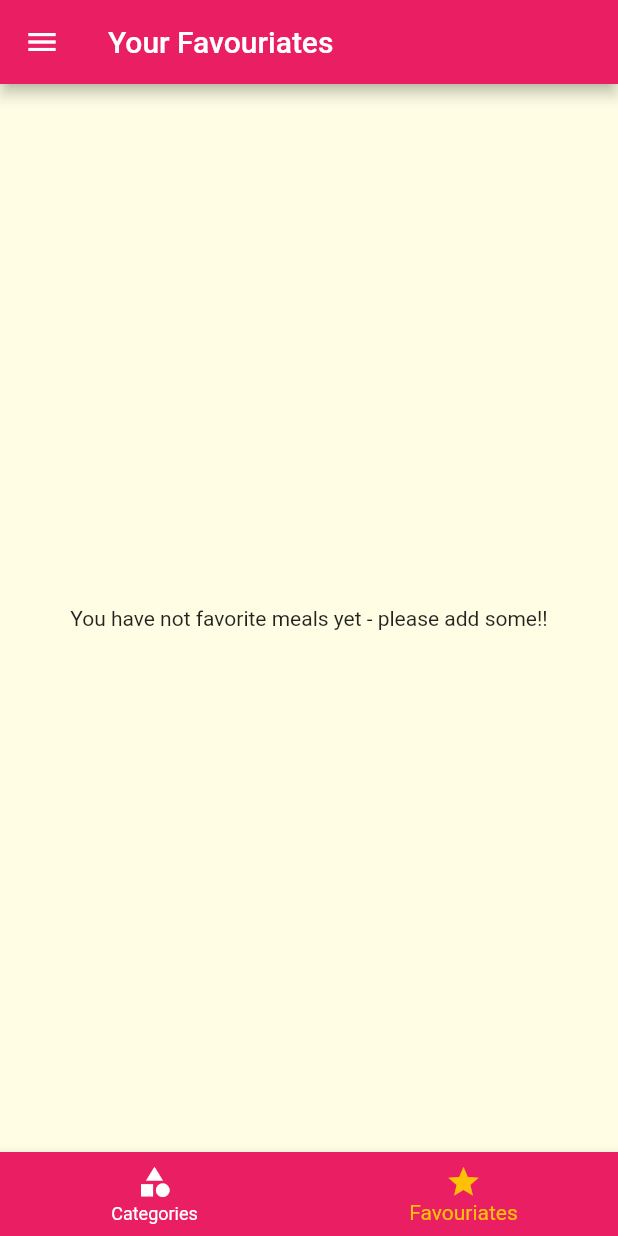
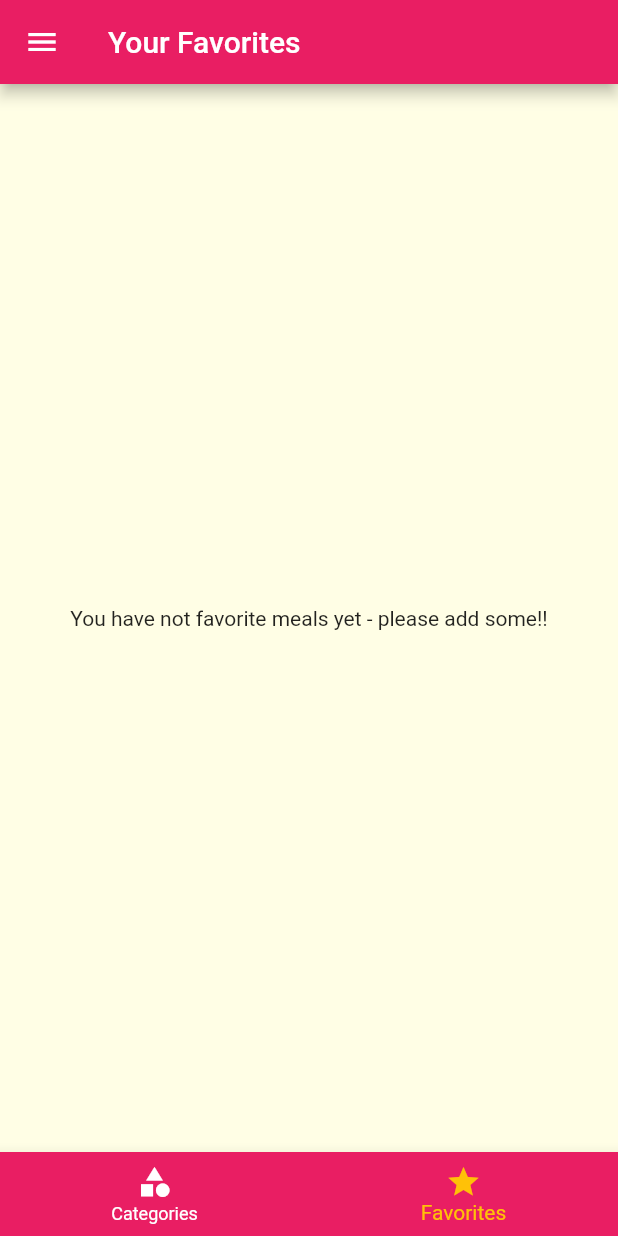
Before and after one commit to A7med3laa2001/meal_app, a Flutter app: the screen it shows after launch, item 2 of the bottom bar chosen, on a phone screen of 412 x 824 dp. Run offline on Flutter 3.47's test engine with Material 2 defaults, Android fonts, the phone set to English and light mode, and no system bars.

```diff
--- a/lib/dummy_data.dart
+++ b/lib/Data/dummy_data.dart
@@ -1,7 +1,7 @@
 import 'package:flutter/material.dart';
 
-import './Models/Category.dart';
-import './Models/Meal.dart';
+import '../Models/Category.dart';
+import '../Models/Meal.dart';
 
 const List<Category> DUMMY_CATEGORIES = [
   Category(
--- a/lib/Screens/Categorey_Screen.dart
+++ b/lib/Screens/Categorey_Screen.dart
@@ -1,6 +1,6 @@
 import 'package:flutter/material.dart';
 import 'package:meal_app/Widgets/Category_Item.dart';
-import 'package:meal_app/dummy_data.dart';
+import 'package:meal_app/Data/dummy_data.dart';
 
 class CategoriesScreen extends StatelessWidget {
   const CategoriesScreen({Key? key}) : super(key: key);
--- a/lib/Screens/Meal_Details_Screen.dart
+++ b/lib/Screens/Meal_Details_Screen.dart
@@ -1,5 +1,5 @@
 import 'package:flutter/material.dart';
-import 'package:meal_app/dummy_data.dart';
+import 'package:meal_app/Data/dummy_data.dart';
 
 class MealDetailsScreen extends StatelessWidget {
   static const routeName = "Meals_Details";
--- a/lib/Screens/Tabs_Screen.dart
+++ b/lib/Screens/Tabs_Screen.dart
@@ -4,15 +4,15 @@ import 'package:meal_app/Screens/Categorey_Screen.dart';
 import 'package:meal_app/Screens/Favourite_Screen.dart';
 import 'package:meal_app/Widgets/main_Drawer.dart';
 
-class tabsScreen extends StatefulWidget {
+class TabsScreen extends StatefulWidget {
   final List<Meal> favoriteMeals;
-  const tabsScreen(this.favoriteMeals);
+  const TabsScreen(this.favoriteMeals, {super.key});
 
   @override
-  State<tabsScreen> createState() => _tabsScreenState();
+  State<TabsScreen> createState() => _TabsScreenState();
 }
 
-class _tabsScreenState extends State<tabsScreen> {
+class _TabsScreenState extends State<TabsScreen> {
   List<Map<String, Widget>>? _pages;
 
   int _selectPageIndex = 0;
@@ -27,7 +27,7 @@ class _tabsScreenState extends State<tabsScreen> {
       },
       {
         'page': FavouriateScreen(widget.favoriteMeals),
-        'title': const Text("Your Favouriates"),
+        'title': const Text("Your Favorites"),
       }
     ];
     super.initState();
@@ -50,14 +50,14 @@ class _tabsScreenState extends State<tabsScreen> {
           unselectedItemColor: Colors.white,
           currentIndex: _selectPageIndex,
           backgroundColor: Colors.pink,
-          items: [
-            const BottomNavigationBarItem(
+          items: const [
+            BottomNavigationBarItem(
               icon: Icon(Icons.category),
               label: "Categories",
             ),
-            const BottomNavigationBarItem(
+            BottomNavigationBarItem(
               icon: Icon(Icons.star),
-              label: "Favouriates",
+              label: "Favorites",
             ),
           ]),
       drawer: const MainDrawer(),
--- a/lib/main.dart
+++ b/lib/main.dart
@@ -2,7 +2,7 @@ import 'package:flutter/material.dart';
 import 'package:meal_app/Screens/Category_Meals_Screen.dart';
 import 'package:meal_app/Screens/Filters_Screen.dart';
 import 'package:meal_app/Screens/Meal_Details_Screen.dart';
-import 'package:meal_app/dummy_data.dart';
+import 'package:meal_app/Data/dummy_data.dart';
 
 import 'Models/Meal.dart';
 import 'Screens/Tabs_Screen.dart';
@@ -77,7 +77,7 @@ class _MyAppState extends State<MyApp> {
             canvasColor: const Color.fromRGBO(255, 254, 229, 1),
       ),
       routes: {
-        '/' : (context) => tabsScreen(_favoriteMeals),
+        '/' : (context) => TabsScreen(_favoriteMeals),
         CategoryMealsScreen.routeName: (context) => CategoryMealsScreen(_availableMeals),
         MealDetailsScreen.routeName: (context) => MealDetailsScreen(_toggleFavorite,_isMealFavorite),
         FilterScreen.routeName: (context) => FilterScreen( _setFilters , _Filters),
```
Also changed, not shown: pubspec.lock, 3 other files.
